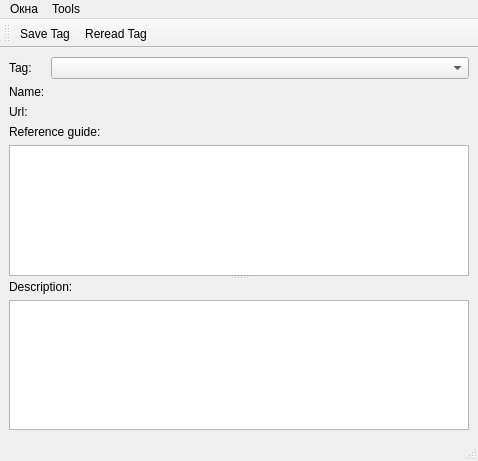
Before: the Qt Designer form preparation_description_tag_stackoverflow/mainwindow.ui in gil9red/SimplePyScripts, drawn with Qt 5.
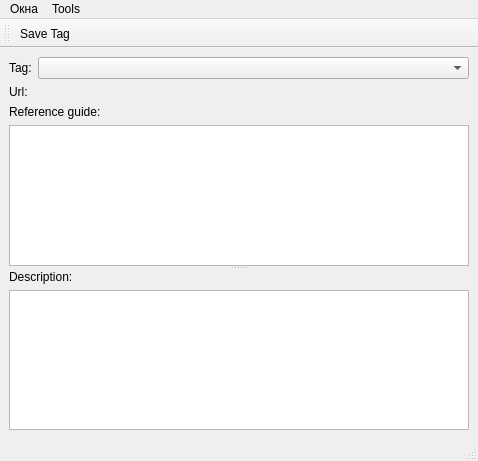
After: the same form once the commit is applied.

Commit message: Крупные изменения: * формат тегов -- питоничьи бинарные объекты * известен id тегов * возможность хранения изменений между переключением тегов * кнопка сохранения доступна только для измененных тегов

```diff
--- a/preparation_description_tag_stackoverflow/mainwindow.ui
+++ b/preparation_description_tag_stackoverflow/mainwindow.ui
@@ -14,6 +14,9 @@
    <layout class="QVBoxLayout" name="verticalLayout_3">
     <item>
      <layout class="QFormLayout" name="formLayout">
+      <property name="fieldGrowthPolicy">
+       <enum>QFormLayout::AllNonFixedFieldsGrow</enum>
+      </property>
       <item row="0" column="0">
        <widget class="QLabel" name="label">
         <property name="text">
@@ -22,30 +25,20 @@
        </widget>
       </item>
       <item row="0" column="1">
-       <widget class="QComboBox" name="tag_list"/>
+       <widget class="QComboBox" name="tag_list">
+        <property name="editable">
+         <bool>false</bool>
+        </property>
+       </widget>
       </item>
       <item row="1" column="0">
-       <widget class="QLabel" name="label_name">
-        <property name="text">
-         <string>Name:</string>
-        </property>
-       </widget>
-      </item>
-      <item row="1" column="1">
-       <widget class="QLabel" name="name">
-        <property name="text">
-         <string>&lt;tag_name&gt;</string>
-        </property>
-       </widget>
-      </item>
-      <item row="2" column="0">
        <widget class="QLabel" name="label_4">
         <property name="text">
          <string>Url:</string>
         </property>
        </widget>
       </item>
-      <item row="2" column="1">
+      <item row="1" column="1">
        <widget class="QLabel" name="url">
         <property name="sizePolicy">
          <sizepolicy hsizetype="Ignored" vsizetype="Preferred">
@@ -149,13 +142,7 @@
     <bool>false</bool>
    </attribute>
    <addaction name="action_save_tag"/>
-   <addaction name="action_reread_tag"/>
   </widget>
-  <action name="action_reread_tag">
-   <property name="text">
-    <string>Reread Tag</string>
-   </property>
-  </action>
   <action name="action_save_tag">
    <property name="text">
     <string>Save Tag</string>
```
The commit also changes 4 other files.
